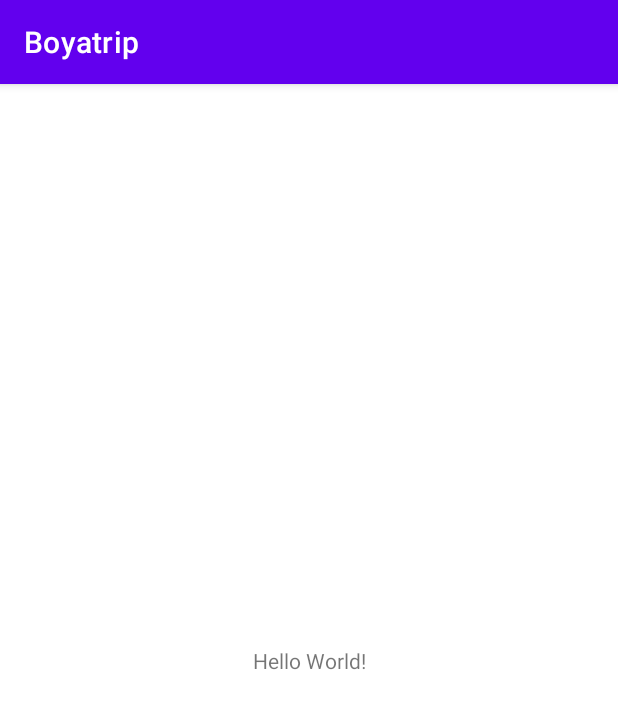
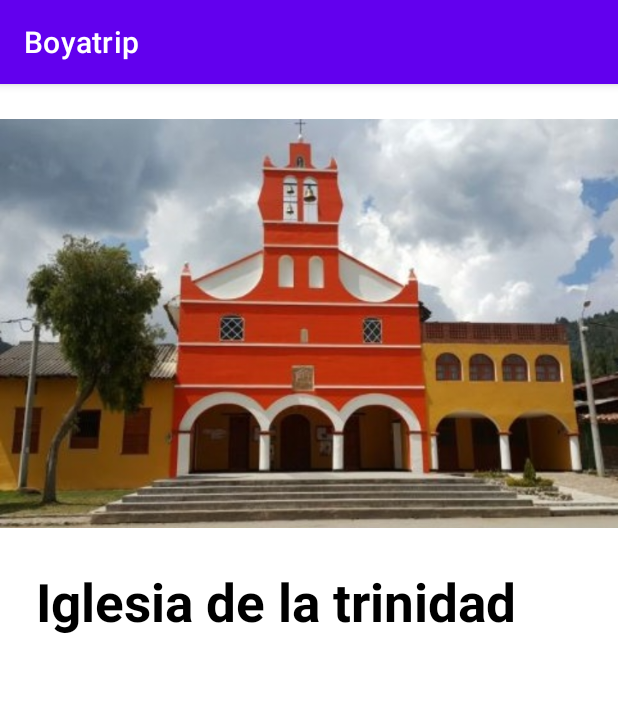
Before and after one commit to monoedi15/Boyatrip, an Android app: the screen it shows after launch (MainActivity), on a phone screen of 412 x 824 dp. Shown: the top 709 px of the screen. Run offline under Robolectric (Android 15) with nearby library versions, the phone set to English and light mode, and no system bars.

Commit message:
Imagen principal y titulo del lugar

```diff
--- a/app/src/main/res/layout/activity_main.xml
+++ b/app/src/main/res/layout/activity_main.xml
@@ -6,13 +6,27 @@
     android:layout_height="match_parent"
     tools:context=".MainActivity">
 
-    <TextView
+    <ImageView
+        android:id="@+id/imageView"
         android:layout_width="wrap_content"
         android:layout_height="wrap_content"
-        android:text="Hello World!"
-        app:layout_constraintBottom_toBottomOf="parent"
-        app:layout_constraintLeft_toLeftOf="parent"
-        app:layout_constraintRight_toRightOf="parent"
-        app:layout_constraintTop_toTopOf="parent" />
+        app:layout_constraintEnd_toEndOf="parent"
+        app:layout_constraintStart_toStartOf="parent"
+        app:layout_constraintTop_toTopOf="parent"
+        app:srcCompat="@drawable/iglesia_trinidad"
+        tools:ignore="ContentDescription" />
+
+    <TextView
+        android:id="@+id/textView2"
+        style="@style/Title_Place"
+        android:layout_width="wrap_content"
+        android:layout_height="wrap_content"
+        android:layout_marginStart="15dp"
+        android:layout_marginTop="2dp"
+        android:text="@string/IglesiaTrinidad"
+        app:layout_constraintEnd_toEndOf="parent"
+        app:layout_constraintHorizontal_bias="0.113"
+        app:layout_constraintStart_toStartOf="parent"
+        app:layout_constraintTop_toBottomOf="@+id/imageView" />
 
 </androidx.constraintlayout.widget.ConstraintLayout>
--- a/app/src/main/res/values/strings.xml
+++ b/app/src/main/res/values/strings.xml
@@ -1,3 +1,4 @@
 <resources>
     <string name="app_name">Boyatrip</string>
+    <string name="IglesiaTrinidad">Iglesia de la trinidad</string>
 </resources>
--- a/app/src/main/res/values/themes.xml
+++ b/app/src/main/res/values/themes.xml
@@ -13,4 +13,21 @@
         <item name="android:statusBarColor" tools:targetApi="l">?attr/colorPrimaryVariant</item>
         <!-- Customize your theme here. -->
     </style>
+    <style name="Title_Place">
+        <item name="android:textSize">35dp</item>
+        <item name="android:textColor">@color/black</item>
+        <item name="android:textStyle">bold</item>
+
+    </style>
+    <style name="Text_Subtitles">
+        <item name="android:textSize">20dp</item>
+        <item name="android:textColor">#E71E11</item>
+        <item name="android:textStyle">bold</item>
+    </style>
+    <style name="Text_Description">
+        <item name="android:textSize">13dp</item>
+        <item name="android:textColor">#131313</item>
+    </style>
+
+
 </resources>
```
Also changed, not shown: app/src/main/res/drawable/iglesia_trinidad.png (added), app/src/main/res/drawable/mapa_iglesia_trinidad.PNG (added).
